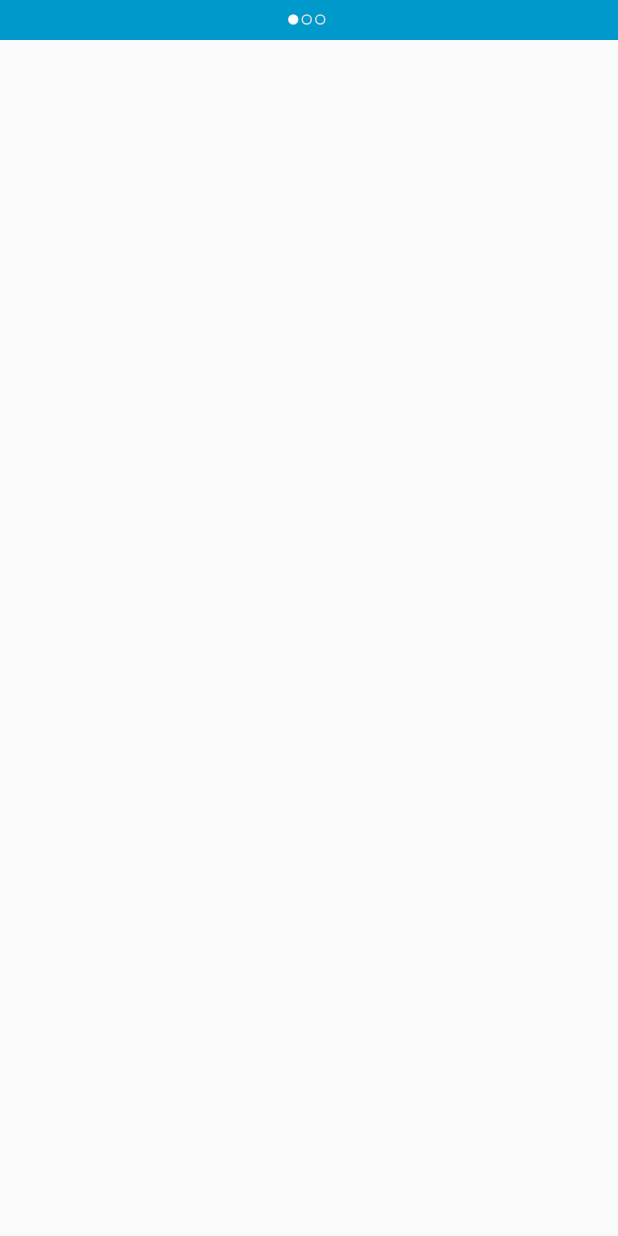
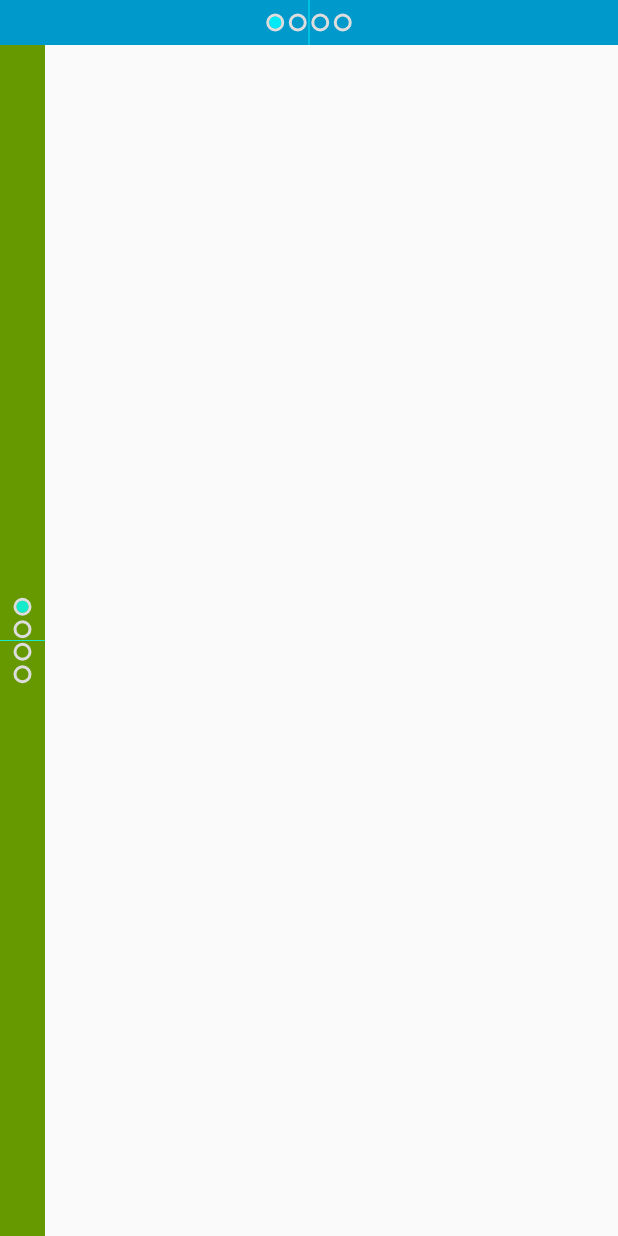
Before and after one commit to WoodenTea/Practices, an Android app: the CustomViewActivity screen opened directly, with no data from a screen before it, on a phone screen of 412 x 824 dp. Run offline under Robolectric (Android 15) with nearby library versions, the phone set to English and light mode, and no system bars.

Commit message:
Changed CircleIndicatorView

```diff
--- a/app/src/main/java/com/ymsfd/practices/view/CircleIndicator.java
+++ /dev/null
@@ -1,219 +0,0 @@
-package com.ymsfd.practices.view;
-
-import android.content.Context;
-import android.content.res.Resources;
-import android.content.res.TypedArray;
-import android.graphics.Canvas;
-import android.graphics.Paint;
-import android.support.v4.view.ViewConfigurationCompat;
-import android.util.AttributeSet;
-import android.util.Log;
-import android.view.View;
-import android.view.ViewConfiguration;
-import android.widget.LinearLayout;
-
-import com.ymsfd.practices.R;
-
-/**
- * Created by WoodenTea.
- * User: ymsfd
- * Date: 4/19/15
- * Time: 13:46
- */
-public class CircleIndicator extends View {
-    private Paint strokePaint = new Paint(Paint.ANTI_ALIAS_FLAG);
-    private Paint fillPaint = new Paint(Paint.ANTI_ALIAS_FLAG);
-    private Paint pagePaint = new Paint(Paint.ANTI_ALIAS_FLAG);
-    private boolean mCentered;
-    private int mOrientation = 0;
-    private float mRadius = 0;
-    private boolean mSnap;
-    private int mTouchSlop;
-    final int mCount = 3;
-
-    public CircleIndicator(Context context) {
-        this(context, null);
-    }
-
-    public CircleIndicator(Context context, AttributeSet attrs) {
-        this(context, attrs, 0);
-    }
-
-    public CircleIndicator(Context context, AttributeSet attrs, int defStyleAttr) {
-        super(context, attrs, defStyleAttr);
-        if (isInEditMode()) {
-            return;
-        }
-
-        final Resources res = getResources();
-        final int defaultPageColor = res
-                .getColor(R.color.default_circle_indicator_page_color);
-        final int defaultFillColor = res
-                .getColor(R.color.default_circle_indicator_fill_color);
-        final int defaultOrientation = res
-                .getInteger(R.integer.default_circle_indicator_orientation);
-        final int defaultStrokeColor = res
-                .getColor(R.color.default_circle_indicator_stroke_color);
-        final float defaultStrokeWidth = res
-                .getDimension(R.dimen.default_circle_indicator_stroke_width);
-        final float defaultRadius = res
-                .getDimension(R.dimen.default_circle_indicator_radius);
-        final boolean defaultCentered = res
-                .getBoolean(R.bool.default_circle_indicator_centered);
-        final boolean defaultSnap = res
-                .getBoolean(R.bool.default_circle_indicator_snap);
-
-        TypedArray a = context.obtainStyledAttributes(attrs,
-                R.styleable.CircleIndicator, defStyleAttr, 0);
-        mCentered = a.getBoolean(R.styleable.CircleIndicator_centered,
-                defaultCentered);
-        mOrientation = a.getInt(
-                R.styleable.CircleIndicator_android_orientation,
-                defaultOrientation);
-        mRadius = a.getDimension(R.styleable.CircleIndicator_radius,
-                defaultRadius);
-        mSnap = a.getBoolean(R.styleable.CircleIndicator_snap, defaultSnap);
-
-        strokePaint.setStyle(Paint.Style.STROKE);
-        strokePaint.setStrokeWidth(defaultStrokeWidth);
-        strokePaint.setColor(defaultStrokeColor);
-
-        fillPaint.setStyle(Paint.Style.FILL);
-        fillPaint.setColor(defaultFillColor);
-
-        pagePaint.setStyle(Paint.Style.FILL);
-        pagePaint.setColor(defaultPageColor);
-
-        a.recycle();
-
-        final ViewConfiguration configuration = ViewConfiguration.get(context);
-        mTouchSlop = ViewConfigurationCompat
-                .getScaledPagingTouchSlop(configuration);
-    }
-
-    @Override
-    protected void onDraw(Canvas canvas) {
-        super.onDraw(canvas);
-        if (mCount == 0) {
-            return;
-        }
-
-        int longSize;
-        int longPaddingBefore;
-        int longPaddingAfter;
-        int shortPaddingBefore;
-        if (mOrientation == LinearLayout.HORIZONTAL) {
-            longSize = getWidth();
-            longPaddingBefore = getPaddingLeft();
-            longPaddingAfter = getPaddingRight();
-            shortPaddingBefore = getPaddingTop();
-        } else {
-            longSize = getHeight();
-            longPaddingBefore = getPaddingTop();
-            longPaddingAfter = getPaddingBottom();
-            shortPaddingBefore = getPaddingLeft();
-        }
-
-        final float threeRadius = mRadius * 3;
-        final float shortOffset = shortPaddingBefore + mRadius;
-        float longOffset = longPaddingBefore + mRadius;
-        if (mCentered) {
-            longOffset += ((longSize - longPaddingBefore - longPaddingAfter) / 2.0f)
-                    - ((mCount * threeRadius) / 2.0f);
-        }
-
-        float dX;
-        float dY;
-
-        float pageFillRadius = mRadius;
-        if (strokePaint.getStrokeWidth() > 0) {
-            pageFillRadius -= strokePaint.getStrokeWidth() / 2.0f;
-        }
-
-        // Draw stroked circles
-        for (int index = 0; index < mCount; index++) {
-            float drawLong = longOffset + (index * threeRadius);
-            if (mOrientation == LinearLayout.HORIZONTAL) {
-                dX = drawLong;
-                dY = shortOffset;
-            } else {
-                dX = shortOffset;
-                dY = drawLong;
-            }
-
-            // Only paint fill if not completely transparent
-            if (pagePaint.getAlpha() > 0) {
-                canvas.drawCircle(dX, dY, pageFillRadius, pagePaint);
-            }
-
-            // Only paint stroke if a stroke width was non-zero
-            if (pageFillRadius != mRadius) {
-                canvas.drawCircle(dX, dY, mRadius, strokePaint);
-            }
-        }
-
-        // Draw the filled circle according to the current scroll
-        float cx = 0.0f;
-
-        if (mOrientation == LinearLayout.HORIZONTAL) {
-            dX = longOffset + cx;
-            dY = shortOffset;
-        } else {
-            dX = shortOffset;
-            dY = longOffset + cx;
-        }
-
-        canvas.drawCircle(dX, dY, mRadius, fillPaint);
-    }
-
-    @Override
-    protected void onMeasure(int widthMeasureSpec, int heightMeasureSpec) {
-        if (mOrientation == LinearLayout.HORIZONTAL) {
-            setMeasuredDimension(measureLong(widthMeasureSpec),
-                    measureShort(heightMeasureSpec));
-        } else {
-            setMeasuredDimension(measureShort(widthMeasureSpec),
-                    measureLong(heightMeasureSpec));
-        }
-    }
-
-    private int measureLong(int measureSpec) {
-        int result;
-        int specMode = MeasureSpec.getMode(measureSpec);
-        int specSize = MeasureSpec.getSize(measureSpec);
-
-        if ((specMode == MeasureSpec.EXACTLY)) {
-            result = specSize;
-        } else {
-
-            result = (int) (getPaddingLeft() + getPaddingRight()
-                    + (mCount * 2 * mRadius) + (mCount - 1) * mRadius + 1);
-            if (specMode == MeasureSpec.AT_MOST) {
-                result = Math.min(result, specSize);
-            }
-        }
-
-        return result;
-    }
-
-    private int measureShort(int measureSpec) {
-        int result;
-        int specMode = MeasureSpec.getMode(measureSpec);
-        int specSize = MeasureSpec.getSize(measureSpec);
-
-        if (specMode == MeasureSpec.EXACTLY) {
-            result = specSize;
-        } else {
-            result = (int) (2 * mRadius + getPaddingTop() + getPaddingBottom() + 1);
-            if (specMode == MeasureSpec.AT_MOST) {
-                result = Math.min(result, specSize);
-            }
-        }
-
-        return result;
-    }
-
-    private void D(String msg) {
-        Log.d("CustomView", msg);
-    }
-}
--- /dev/null
+++ b/app/src/main/java/com/ymsfd/practices/view/CircleIndicatorView.java
@@ -0,0 +1,197 @@
+package com.ymsfd.practices.view;
+
+import android.content.Context;
+import android.content.res.Resources;
+import android.content.res.TypedArray;
+import android.graphics.Canvas;
+import android.graphics.Paint;
+import android.util.AttributeSet;
+import android.util.Log;
+import android.view.View;
+import android.view.ViewConfiguration;
+import android.widget.LinearLayout;
+
+import com.ymsfd.practices.R;
+
+/**
+ * Created by WoodenTea.
+ * User: ymsfd
+ * Date: 4/19/15
+ * Time: 13:46
+ */
+public class CircleIndicatorView extends View {
+    private Paint roundPaint = new Paint(Paint.ANTI_ALIAS_FLAG);
+    private Paint strokePaint = new Paint(Paint.ANTI_ALIAS_FLAG);
+    private Paint floatPaint = new Paint(Paint.ANTI_ALIAS_FLAG);
+    private boolean mCentered;
+    private boolean mSnap;
+    private int mOrientation;
+    private float mRadius;
+    private int mTouchSlop;
+    final static int NUMBER = 4;
+
+    public CircleIndicatorView(Context context) {
+        this(context, null);
+    }
+
+    public CircleIndicatorView(Context context, AttributeSet attrs) {
+        this(context, attrs, 0);
+    }
+
+    public CircleIndicatorView(Context context, AttributeSet attrs, int defStyleAttr) {
+        super(context, attrs, defStyleAttr);
+        if (isInEditMode()) {
+            return;
+        }
+
+        final Resources res = context.getResources();
+        final boolean defaultCentered = res.getBoolean(R.bool.default_circle_indicator_centered);
+        final int defaultRoundColor = res.getColor(R.color.default_circle_indicator_round_color);
+        final int defaultStrokeColor = res.getColor(R.color.default_circle_indicator_stroke_color);
+        final int defaultFloatColor = res.getColor(R.color.default_circle_indicator_float_color);
+        final float defaultRadius = res.getDimension(R.dimen.default_circle_indicator_radius);
+        final float defaultStrokeWidth = res.getDimension(R.dimen.default_circle_indicator_stroke_width);
+        final boolean defaultSnap = res.getBoolean(R.bool.default_circle_indicator_snap);
+        final int defaultOrientation = res.getInteger(R.integer.default_circle_indicator_orientation);
+
+        TypedArray array = context.obtainStyledAttributes(attrs, R.styleable.CircleIndicatorView, defStyleAttr, 0);
+        mCentered = array.getBoolean(R.styleable.CircleIndicatorView_centered, defaultCentered);
+        mOrientation = array.getInteger(R.styleable.CircleIndicatorView_android_orientation, defaultOrientation);
+        mSnap = array.getBoolean(R.styleable.CircleIndicatorView_snap, defaultSnap);
+
+        roundPaint.setColor(array.getColor(R.styleable.CircleIndicatorView_roundColor, defaultRoundColor));
+        roundPaint.setStyle(Paint.Style.FILL);
+        strokePaint.setColor(array.getColor(R.styleable.CircleIndicatorView_strokeColor, defaultStrokeColor));
+        strokePaint.setStyle(Paint.Style.STROKE);
+        strokePaint.setStrokeWidth(array.getDimension(R.styleable.CircleIndicatorView_strokeWidth, defaultStrokeWidth));
+        floatPaint.setColor(array.getColor(R.styleable.CircleIndicatorView_floatColor, defaultFloatColor));
+        floatPaint.setStyle(Paint.Style.FILL);
+
+        mRadius = array.getDimension(R.styleable.CircleIndicatorView_radius, defaultRadius);
+
+        array.recycle();
+
+        final ViewConfiguration configuration = ViewConfiguration.get(context);
+        mTouchSlop = configuration.getScaledPagingTouchSlop();
+    }
+
+    @Override
+    protected void onDraw(Canvas canvas) {
+        super.onDraw(canvas);
+
+        final int count = NUMBER;
+
+        int length;
+        int width;
+        int lengthPaddingBefore;
+        int lengthPaddingAfter;
+        int widthPaddingBefore;
+
+        if (mOrientation == LinearLayout.HORIZONTAL) {
+            length = getWidth();
+            width = getHeight();
+            lengthPaddingBefore = getPaddingLeft();
+            lengthPaddingAfter = getPaddingRight();
+            widthPaddingBefore = getPaddingTop();
+            canvas.drawLine((float) length / 2, 0, (float) length / 2.0f, (float) width, floatPaint);
+        } else {
+            length = getHeight();
+            width = getWidth();
+            lengthPaddingBefore = getPaddingTop();
+            lengthPaddingAfter = getPaddingBottom();
+            widthPaddingBefore = getPaddingLeft();
+            canvas.drawLine(0, (float) length / 2, (float) width, (float) length / 2.0f, floatPaint);
+        }
+
+        float lengthOffset = lengthPaddingBefore + mRadius;
+        float widthOffset = widthPaddingBefore + mRadius;
+        float threeRadius = 3 * mRadius;
+
+        if (mCentered) {
+            lengthOffset += ((length - lengthPaddingAfter - lengthPaddingAfter) / 2.0f) - ((count * threeRadius) / 2.0f) + mRadius / 2.0f;
+        }
+
+        float dx;
+        float dy;
+
+        float roundRadius = mRadius;
+        if (strokePaint.getStrokeWidth() > 0) {
+            roundRadius -= strokePaint.getStrokeWidth() / 2.0f;
+        }
+
+        for (int index = 0; index < count; index++) {
+            float drawLength = lengthOffset + index * threeRadius;
+            if (mOrientation == LinearLayout.HORIZONTAL) {
+                dx = drawLength;
+                dy = widthOffset;
+            } else {
+                dx = widthOffset;
+                dy = drawLength;
+            }
+
+            if (roundPaint.getAlpha() > 0) {
+                canvas.drawCircle(dx, dy, roundRadius, roundPaint);
+            }
+
+            if (roundRadius != mRadius) {
+                canvas.drawCircle(dx, dy, mRadius, strokePaint);
+            }
+        }
+
+        if (mOrientation == LinearLayout.HORIZONTAL) {
+            dx = lengthOffset;
+            dy = widthOffset;
+        } else {
+            dx = widthOffset;
+            dy = lengthOffset;
+        }
+
+        canvas.drawCircle(dx, dy, roundRadius, floatPaint);
+    }
+
+    @Override
+    protected void onMeasure(int widthMeasureSpec, int heightMeasureSpec) {
+        if (mOrientation == LinearLayout.HORIZONTAL) {
+            setMeasuredDimension(measureLong(widthMeasureSpec), measureShort(heightMeasureSpec));
+        } else {
+            setMeasuredDimension(measureShort(widthMeasureSpec), measureLong(heightMeasureSpec));
+        }
+    }
+
+    private int measureLong(int measureSpec) {
+        int result;
+        int specSize = MeasureSpec.getSize(measureSpec);
+        int specMode = MeasureSpec.getMode(measureSpec);
+        if (specMode == MeasureSpec.EXACTLY) {
+            result = specSize;
+        } else {
+            result = (int) (getPaddingLeft() + getPaddingRight() + NUMBER * mRadius + (NUMBER - 1) * mRadius);
+            if (specMode == MeasureSpec.AT_MOST) {
+                result = Math.min(result, specSize);
+            }
+        }
+
+        return result;
+    }
+
+    private int measureShort(int measureSpec) {
+        int result;
+        int specMode = MeasureSpec.getMode(measureSpec);
+        int specSize = MeasureSpec.getSize(measureSpec);
+
+        if (specMode == MeasureSpec.EXACTLY) {
+            result = specSize;
+        } else {
+            result = (int) (getPaddingBottom() + getPaddingTop() + 2 * mRadius);
+            if (specMode == MeasureSpec.AT_MOST) {
+                result = Math.min(result, specSize);
+            }
+        }
+
+        return result;
+    }
+
+    private void D(String msg) {
+        Log.d("CustomView", msg);
+    }
+}
--- a/app/src/main/res/layout/actvt_custom_view.xml
+++ b/app/src/main/res/layout/actvt_custom_view.xml
@@ -1,14 +1,20 @@
 <?xml version="1.0" encoding="utf-8"?>
 <LinearLayout xmlns:android="http://schemas.android.com/apk/res/android"
-              android:layout_width="match_parent"
-              android:layout_height="match_parent"
-              android:orientation="vertical">
+    android:layout_width="match_parent"
+    android:layout_height="match_parent"
+    android:orientation="vertical">
 
-    <com.ymsfd.practices.view.CircleIndicator
+    <com.ymsfd.practices.view.CircleIndicatorView
         android:layout_width="match_parent"
         android:layout_height="wrap_content"
         android:background="@android:color/holo_blue_dark"
-        android:paddingBottom="10dip"
-        android:paddingTop="10dip" />
+        android:padding="10dp"
+        android:visibility="visible" />
 
+    <com.ymsfd.practices.view.CircleIndicatorView
+        android:layout_width="wrap_content"
+        android:layout_height="match_parent"
+        android:background="@android:color/holo_green_dark"
+        android:orientation="vertical"
+        android:padding="10dp" />
 </LinearLayout>
--- a/app/src/main/res/values/attrs.xml
+++ b/app/src/main/res/values/attrs.xml
@@ -1,13 +1,13 @@
 <?xml version="1.0" encoding="utf-8"?>
 <resources>
-    <declare-styleable name="CircleIndicator">
-        <attr name="centered" format="boolean" />
-        <attr name="fillColor" format="color" />
-        <attr name="pageColor" format="color" />
-        <attr name="android:orientation" />
-        <attr name="radius" format="dimension" />
-        <attr name="snap" format="boolean" />
-        <attr name="strokeColor" format="color" />
-        <attr name="strokeWidth" format="dimension" />
+    <declare-styleable name="CircleIndicatorView">
+        <attr name="roundColor" format="color"/>
+        <attr name="floatColor" format="color"/>
+        <attr name="android:orientation"/>
+        <attr name="strokeColor" format="color"/>
+        <attr name="strokeWidth" format="dimension"/>
+        <attr name="radius" format="dimension"/>
+        <attr name="snap" format="boolean"/>
+        <attr name="centered" format="boolean"/>
     </declare-styleable>
 </resources>
--- a/app/src/main/res/values/defaults.xml
+++ b/app/src/main/res/values/defaults.xml
@@ -1,12 +1,12 @@
 <?xml version="1.0" encoding="utf-8"?>
 <resources>
     <bool name="default_circle_indicator_centered">true</bool>
-    <color name="default_circle_indicator_fill_color">#FFFFFFFF</color>
-    <color name="default_circle_indicator_page_color">#00000000</color>
+    <color name="default_circle_indicator_float_color">#CC00FFFF</color>
+    <color name="default_circle_indicator_round_color">#00000000</color>
     <color name="default_circle_indicator_stroke_color">#FFDDDDDD</color>
-    <dimen name="default_circle_indicator_stroke_width">1dip</dimen>
+    <dimen name="default_circle_indicator_stroke_width">2dip</dimen>
     <integer name="default_circle_indicator_orientation">0</integer>
-    <dimen name="default_circle_indicator_radius">3dip</dimen>
+    <dimen name="default_circle_indicator_radius">5dip</dimen>
     <bool name="default_circle_indicator_snap">false</bool>
 
 </resources>
```
